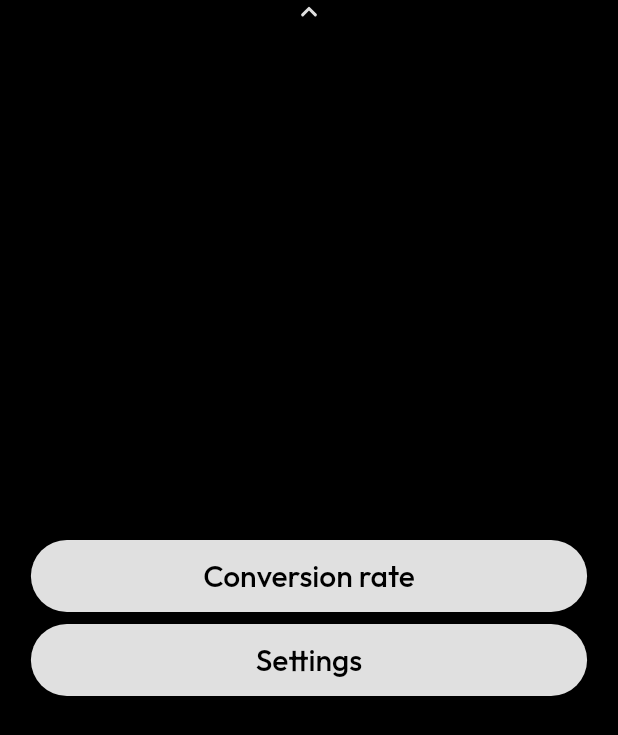
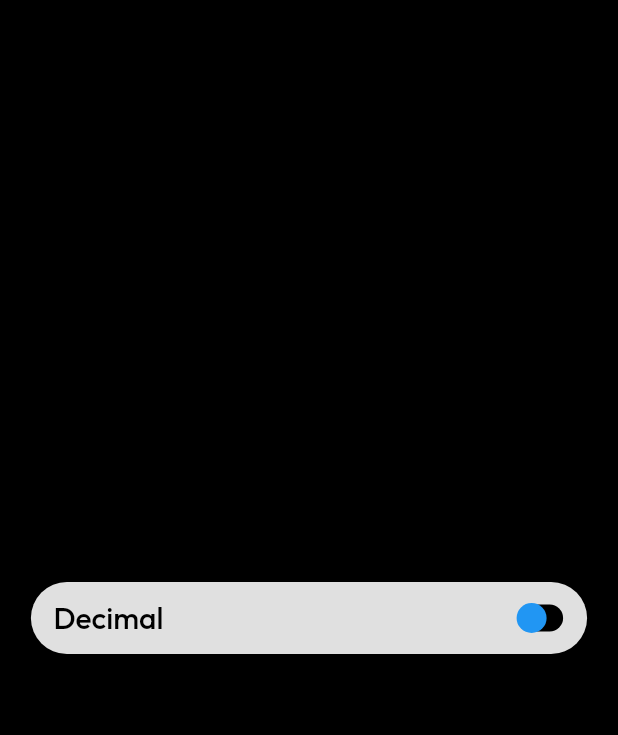
Before and after one commit to doms99/kuner, a Flutter app: the screen it shows after launch, scrolled down 576 dp, after a tap on "Settings", on a phone screen of 412 x 824 dp. Shown: the top 735 px of the screen. Run offline on Flutter 3.47's test engine with Material 2 defaults, Android fonts, the phone set to English and light mode, and no system bars; our stand-ins replace bloc, flutter_bloc, flutter_svg, freezed_annotation, get_it; missing offline and left inert: shared_preferences_android.

Commit message:
Add settings screen and toggle Remove swipe to go back

```diff
--- a/lib/app/constants.dart
+++ b/lib/app/constants.dart
@@ -4,5 +4,7 @@ class Constants {
   static const defaultConversionRate = 7.5345;
 
   static const rotaryChannelId = 'main-channel';
+
   static const conversionRateKey = 'conversion-rate';
+  static const settingsDecimalKey = 'settings-decimal-key';
 }
--- a/lib/device/di/inject_dependency.dart
+++ b/lib/device/di/inject_dependency.dart
@@ -4,6 +4,7 @@ import 'package:kuner/device/interactor/conversion/conversion_interactor_impl.da
 import 'package:kuner/device/manager/rotary_manager.dart';
 import 'package:kuner/device/manager/shared_preferences.dart';
 import 'package:kuner/device/model/conversion_rate_holder.dart';
+import 'package:kuner/device/model/settings_holder.dart';
 
 void injectDependency(GetIt getIt) {
   getIt.registerLazySingleton<RotaryManager>(
@@ -18,6 +19,10 @@ void injectDependency(GetIt getIt) {
     () => ConversionRateHolder(),
   );
 
+  getIt.registerLazySingleton<SettingsHolder>(
+    () => SettingsHolder(),
+  );
+
   getIt.registerFactory<ConversionInteractor>(
     () => ConversionInteractorImpl(
       getIt.get(),
--- /dev/null
+++ b/lib/device/model/settings_holder.dart
@@ -0,0 +1,5 @@
+import 'package:kuner/device/model/settings.dart';
+
+class SettingsHolder {
+  late Settings settings;
+}
--- /dev/null
+++ b/lib/ui/common/components/toggle.dart
@@ -0,0 +1,68 @@
+import 'dart:math';
+
+import 'package:flutter/material.dart';
+
+class Toggle extends StatefulWidget {
+  const Toggle({this.initialValue, this.onChanged, super.key});
+
+  final ValueChanged<bool>? onChanged;
+  final bool? initialValue;
+
+  @override
+  State<Toggle> createState() => _ToggleState();
+}
+
+class _ToggleState extends State<Toggle> {
+  late bool enabled;
+
+  @override
+  void initState() {
+    super.initState();
+
+    enabled = widget.initialValue ?? true;
+  }
+
+  @override
+  Widget build(BuildContext context) {
+    return GestureDetector(
+      onTap: () {
+        widget.onChanged?.call(!enabled);
+        setState(() {
+          enabled = !enabled;
+        });
+      },
+      child: SizedBox(
+        height: 20,
+        width: 32,
+        child: Stack(
+          alignment: Alignment.center,
+          children: [
+            Container(
+              width: 30,
+              height: 18,
+              clipBehavior: Clip.antiAlias,
+              decoration: BoxDecoration(
+                color: Theme.of(context).colorScheme.background,
+                borderRadius: BorderRadius.circular(100),
+              ),
+            ),
+            AnimatedPositioned(
+              duration: const Duration(milliseconds: 50),
+              left: enabled ? 32 - 20 : 0,
+              child: AnimatedContainer(
+                duration: const Duration(milliseconds: 50),
+                height: 20,
+                width: 20,
+                clipBehavior: Clip.antiAlias,
+                decoration: BoxDecoration(
+                  borderRadius: BorderRadius.circular(100),
+                  color: enabled ? Theme.of(context).colorScheme.primary : Theme.of(context).colorScheme.primaryVariant,
+                ),
+              ),
+            ),
+          ],
+        ),
+      ),
+    );
+  }
+}
--- a/lib/ui/common/theme/theme.dart
+++ b/lib/ui/common/theme/theme.dart
@@ -22,6 +22,7 @@ final _colorScheme = ThemeData.dark().colorScheme.copyWith(
       brightness: Brightness.dark,
       primary: const Color(0xFF7952B3),
       onPrimary: const Color(0xFFECF3F6),
+      primaryVariant: const Color(0xFF2F1358),
       secondary: const Color(0xFFFFD434),
       onSecondary: const Color(0xFF000000),
       background: const Color(0xFF000000),
--- a/lib/ui/options/options_screen.dart
+++ b/lib/ui/options/options_screen.dart
@@ -1,5 +1,6 @@
 import 'package:flutter/material.dart';
 import 'package:kuner/ui/common/components/kuner_button.dart';
+import 'package:kuner/ui/settings/settings_screen.dart';
 
 class OptionsScreen extends StatelessWidget {
   const OptionsScreen({super.key});
@@ -10,8 +11,6 @@ class OptionsScreen extends StatelessWidget {
 
     return Scaffold(
       body: Padding(
-        padding: EdgeInsets.zero,
-        child: Padding(
         padding: EdgeInsets.all(size.width * 0.05),
         child: Column(
           mainAxisAlignment: MainAxisAlignment.center,
@@ -32,7 +31,7 @@ class OptionsScreen extends StatelessWidget {
             KunerButton(
               padding: const EdgeInsets.symmetric(horizontal: 15, vertical: 12),
               expands: true,
-                onPressed: () {},
+              onPressed: () => Navigator.of(context).push<void>(SettingsScreen.route()),
               child: Text(
                 'Settings',
                 textAlign: TextAlign.center,
@@ -44,7 +43,6 @@ class OptionsScreen extends StatelessWidget {
           ],
         ),
       ),
-      ),
     );
   }
 }
--- a/lib/ui/paged/paged_screen.dart
+++ b/lib/ui/paged/paged_screen.dart
@@ -38,7 +38,9 @@ class _PagedScreenState extends State<PagedScreen> {
               height: 24,
               width: 24,
               bottom: (_pageController.page ?? 0) * (size.height - 24),
-              child: _Arrow(_pageController.page ?? 0),
+              child: IgnorePointer(
+                child: _Arrow(_pageController.page ?? 0),
+              ),
             );
           },
         ),
@@ -63,25 +65,37 @@ class _Arrow extends StatelessWidget {
 }
 
 class _ArrowPainter extends CustomPainter {
-  _ArrowPainter(this.context, this.percentageScrolled);
+  _ArrowPainter(
+    this.context,
+    this.percentageScrolled,
+  ) : assert(percentageScrolled >= 0 && percentageScrolled <= 1);
+
+  static const lineLength = 6.0;
+  static const arrowHeight = 6.0 * 1.41421356 / 2; // half of the diagonal
 
   final BuildContext context;
   final double percentageScrolled;
+
+  double get _currentWidth {
+    return lineLength * pow(2, 1 - (percentageScrolled - 0.5).abs());
+  }
+
+  double get _currentHeight {
+    return 2 * arrowHeight * (percentageScrolled - 0.5).abs() * 2;
+  }
 
   @override
   void paint(Canvas canvas, Size size) {
     // _drawBackground(canvas, size);
 
-    final width = 6 * sqrt(2);
-    final height = width / 2;
-    final horizontalOffset = (size.width - width) / 2;
-    final middleVerticalOffset = (size.height - height) / 2 + height;
-    final currentMiddleVerticalOffset = middleVerticalOffset - 2 * height * percentageScrolled;
-    final outerVerticalOffset = middleVerticalOffset - height;
+    final horizontalOffset = (size.width - _currentWidth) / 2;
+    final topArrowOffset = (size.height - _currentHeight) / 2;
+    final middleVerticalOffset = topArrowOffset + _currentHeight * (1 - percentageScrolled);
+    final outerVerticalOffset = topArrowOffset + _currentHeight / 2;
 
     final leftOuterOffset = Offset(horizontalOffset, outerVerticalOffset);
-    final middleOffset = Offset(size.width / 2, currentMiddleVerticalOffset);
-    final rightOuterOffset = Offset(horizontalOffset + width, outerVerticalOffset);
+    final middleOffset = Offset(size.width / 2, middleVerticalOffset);
+    final rightOuterOffset = Offset(horizontalOffset + _currentWidth, outerVerticalOffset);
 
     final paint = Paint()..color = Theme.of(context).colorScheme.surface;
     paint.strokeCap = StrokeCap.round;
--- /dev/null
+++ b/lib/ui/settings/presenter/settings_screen_presenter.dart
@@ -0,0 +1,3 @@
+// import 'package:bloc/bloc.dart';
+
+// class SettingsScreenPresenter extends Bloc
--- a/lib/ui/settings/settings_screen.dart
+++ b/lib/ui/settings/settings_screen.dart
@@ -0,0 +1,46 @@
+import 'package:flutter/material.dart';
+import 'package:kuner/ui/common/components/toggle.dart';
+
+class SettingsScreen extends StatelessWidget {
+  const SettingsScreen({super.key});
+
+  static Route route() {
+    return MaterialPageRoute<void>(
+      builder: (context) => const SettingsScreen(),
+    );
+  }
+
+  @override
+  Widget build(BuildContext context) {
+    final size = MediaQuery.of(context).size;
+
+    return Scaffold(
+      body: Padding(
+        padding: EdgeInsets.all(size.width * 0.05),
+        child: Center(
+          child: Container(
+            decoration: BoxDecoration(
+              color: Theme.of(context).colorScheme.surface,
+              borderRadius: BorderRadius.circular(100),
+            ),
+            clipBehavior: Clip.antiAlias,
+            width: double.infinity,
+            padding: const EdgeInsets.symmetric(horizontal: 15, vertical: 12),
+            child: Row(
+              mainAxisAlignment: MainAxisAlignment.spaceBetween,
+              children: [
+                Text(
+                  'Decimal',
+                  style: Theme.of(context).textTheme.titleMedium!.copyWith(
+                        color: Theme.of(context).colorScheme.onSurface,
+                      ),
+                ),
+                const Toggle(initialValue: false),
+              ],
+            ),
+          ),
+        ),
+      ),
+    );
+  }
+}
```
Also changed, not shown: lib/device/interactor/settings/setting_interactor.dart (added, +7 -0 lines), lib/device/interactor/settings/settings_interactor_impl.dart (added, +21 -0 lines), lib/device/manager/shared_preferences.dart (+8 -0 lines), lib/device/model/settings.dart (added, +14 -0 lines), lib/device/model/settings.freezed.dart (added), 1 other file. Lines whose indentation alone changed are shown as unchanged.
